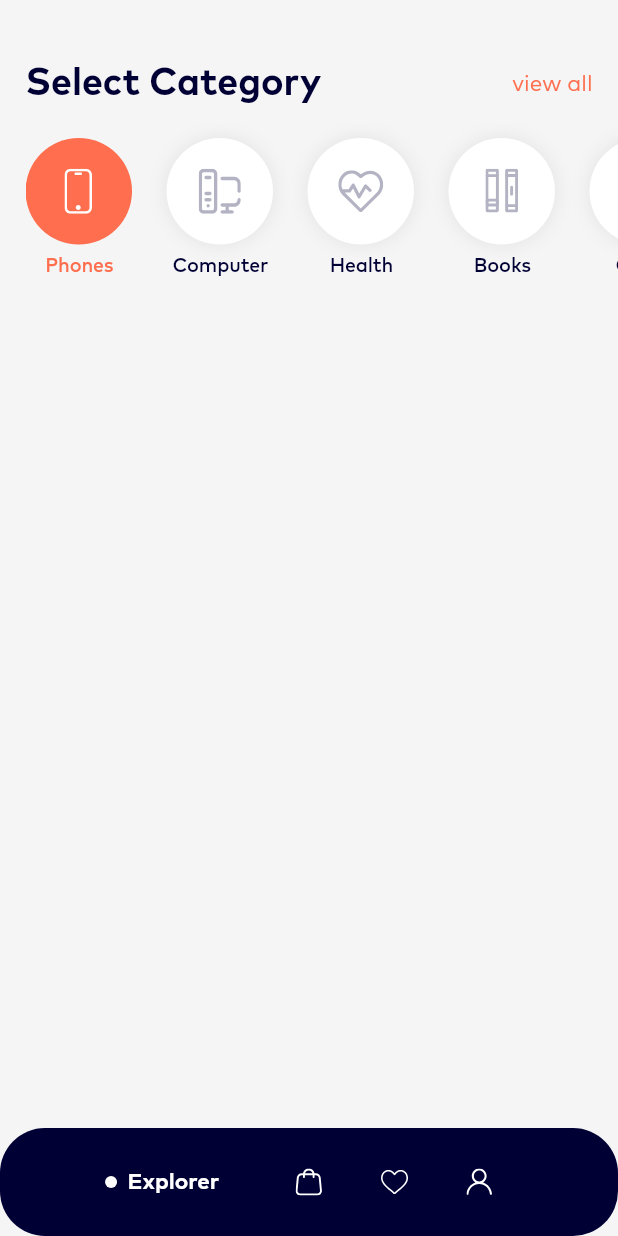
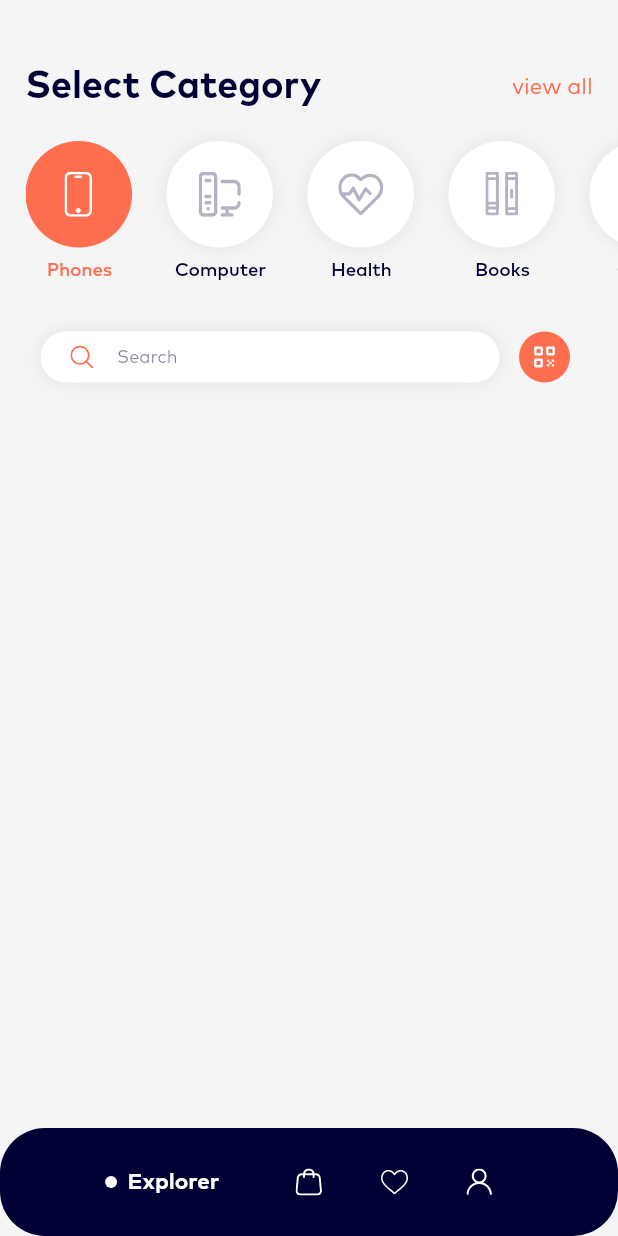
Before and after one commit to eugelin7/Ecommerce, a Flutter app: the screen it shows after launch, on a phone screen of 412 x 824 dp. Run offline on Flutter 3.47's test engine with Material 2 defaults, Android fonts, the phone set to English and light mode, and no system bars; our stand-ins replace flutter_svg; project files that could hold a hidden picture were left out.

Commit message:
Search section done

```diff
--- a/lib/ui/screens/main_screen.dart
+++ b/lib/ui/screens/main_screen.dart
@@ -1,6 +1,7 @@
 import 'package:ecommerce/ui/theme.dart';
 import 'package:ecommerce/ui/widgets/main_screen/bottom_nav_panel.dart';
 import 'package:ecommerce/ui/widgets/main_screen/categories_section.dart';
+import 'package:ecommerce/ui/widgets/main_screen/search_section.dart';
 import 'package:flutter/material.dart';
 
 class MainScreen extends StatelessWidget {
@@ -9,14 +10,17 @@ class MainScreen extends StatelessWidget {
   @override
   Widget build(BuildContext context) {
     return Scaffold(
+      resizeToAvoidBottomInset: false,
       body: Stack(
         children: [
           Container(
             color: const Color(0xFFF5F5F5),
             child: Column(
               children: const [
-                SizedBox(width: double.infinity, height: 40),
+                SizedBox(width: double.infinity, height: 42),
                 CategoriesSection(),
+                SizedBox(height: 22),
+                SearchSection(),
               ],
             ),
           ),
--- a/lib/ui/theme.dart
+++ b/lib/ui/theme.dart
@@ -7,3 +7,42 @@ abstract class ThemeColors {
   static const kSectionItemBackColor = Colors.white;
   static const kSectionItemIconColor = Color(0xFFB3B3C3);
 }
+
+const kSearchFieldBorderRadius = 30.0;
+const kSearchFieldFillColor = Colors.white;
+const kSearchFieldHintColor = Color(0x80010035);
+
+const kTextFieldDecoration = InputDecoration(
+  hintText: 'Search',
+  hintStyle: TextStyle(
+    color: kSearchFieldHintColor,
+    fontWeight: FontWeight.normal,
+    fontSize: 12,
+  ),
+  isDense: true,
+  contentPadding: EdgeInsets.symmetric(vertical: 9, horizontal: 12),
+  filled: true,
+  fillColor: kSearchFieldFillColor,
+  border: OutlineInputBorder(
+    borderSide: BorderSide(color: Colors.transparent),
+    borderRadius: BorderRadius.all(Radius.circular(kSearchFieldBorderRadius)),
+  ),
+  errorBorder: OutlineInputBorder(
+    borderSide: BorderSide(color: Colors.transparent),
+    borderRadius: BorderRadius.all(Radius.circular(kSearchFieldBorderRadius)),
+  ),
+  enabledBorder: OutlineInputBorder(
+    borderSide: BorderSide(color: Colors.transparent),
+    borderRadius: BorderRadius.all(Radius.circular(kSearchFieldBorderRadius)),
+  ),
+  focusedBorder: OutlineInputBorder(
+    borderSide: BorderSide(color: Colors.transparent),
+    borderRadius: BorderRadius.all(Radius.circular(kSearchFieldBorderRadius)),
+  ),
+);
+
+final kDefaultBoxShadow = BoxShadow(
+  color: Colors.black.withOpacity(0.08),
+  blurRadius: 10,
+  spreadRadius: 0,
+);
--- a/lib/ui/widgets/main_screen/bottom_nav_panel.dart
+++ b/lib/ui/widgets/main_screen/bottom_nav_panel.dart
@@ -1,5 +1,5 @@
 import 'package:ecommerce/ui/theme.dart';
-import 'package:ecommerce/ui/widgets/main_screen/icon_nav_button.dart';
+import 'package:ecommerce/ui/widgets/main_screen/nav_icon_button.dart';
 import 'package:flutter/material.dart';
 
 class BottomNavPanel extends StatelessWidget {
@@ -44,9 +44,9 @@ class BottomNavPanel extends StatelessWidget {
               ],
             ),
             const SizedBox(width: 12),
-            const IconNavButton(iconName: 'shop'),
-            const IconNavButton(iconName: 'favorites'),
-            const IconNavButton(iconName: 'user'),
+            const NavIconButton(iconName: 'shop'),
+            const NavIconButton(iconName: 'favorites'),
+            const NavIconButton(iconName: 'user'),
           ],
         ),
       ),
--- a/lib/ui/widgets/main_screen/category_item.dart
+++ b/lib/ui/widgets/main_screen/category_item.dart
@@ -35,14 +35,7 @@ class CategoryItem extends StatelessWidget {
                 borderRadius: const BorderRadius.all(
                   Radius.circular(size),
                 ),
-                boxShadow: [
-                  if (!isSelected)
-                    BoxShadow(
-                      color: Colors.black.withOpacity(0.08),
-                      blurRadius: 10,
-                      spreadRadius: 0,
-                    )
-                ],
+                boxShadow: [if (!isSelected) kDefaultBoxShadow],
               ),
               child: SvgPicture.asset(
                 'assets/icons/${item.name.toLowerCase()}.svg',
@@ -70,7 +63,7 @@ class CategoryItem extends StatelessWidget {
             )
           ],
         ),
-        const SizedBox(height: 6),
+        const SizedBox(height: 7),
         SizedBox(
           //color: Colors.transparent,
           width: size + 1,
@@ -81,8 +74,8 @@ class CategoryItem extends StatelessWidget {
               maxLines: 1,
               overflow: TextOverflow.ellipsis,
               style: TextStyle(
-                  fontSize: 13,
-                  letterSpacing: -0.1,
+                  fontSize: 12.5,
+                  letterSpacing: -0.15,
                   color: isSelected ? ThemeColors.kAccentColor : ThemeColors.kPrimaryTextColor,
                   fontWeight: FontWeight.w500),
             ),
--- a/lib/ui/widgets/main_screen/icon_nav_button.dart
+++ b/lib/ui/widgets/main_screen/nav_icon_button.dart
@@ -2,13 +2,13 @@ import 'package:ecommerce/ui/theme.dart';
 import 'package:flutter/material.dart';
 import 'package:flutter_svg/flutter_svg.dart';
 
-class IconNavButton extends StatelessWidget {
+class NavIconButton extends StatelessWidget {
   static const size = 44.0;
   static const iconSize = 18.0;
 
   final String iconName;
 
-  const IconNavButton({super.key, required this.iconName});
+  const NavIconButton({super.key, required this.iconName});
 
   @override
   Widget build(BuildContext context) {
--- /dev/null
+++ b/lib/ui/widgets/main_screen/search_icon_button.dart
@@ -0,0 +1,54 @@
+import 'package:ecommerce/ui/theme.dart';
+import 'package:flutter/material.dart';
+import 'package:flutter_svg/flutter_svg.dart';
+
+class SearchIconButton extends StatelessWidget {
+  static const tapSize = 44.0;
+  static const size = 34.0;
+  static const iconSize = 15.0;
+
+  final String iconName;
+
+  const SearchIconButton({super.key, required this.iconName});
+
+  @override
+  Widget build(BuildContext context) {
+    return Stack(
+      children: [
+        SizedBox(
+          width: tapSize,
+          height: tapSize,
+          child: Align(
+            child: Container(
+              alignment: Alignment.center,
+              width: size,
+              height: size,
+              decoration: const BoxDecoration(
+                color: ThemeColors.kAccentColor,
+                borderRadius: BorderRadius.all(Radius.circular(size)),
+              ),
+              child: SvgPicture.asset(
+                'assets/icons/$iconName.svg',
+                width: iconSize,
+                height: iconSize,
+                color: ThemeColors.kNavBarItemColor,
+              ),
+            ),
+          ),
+        ),
+        SizedBox(
+          width: tapSize,
+          height: tapSize,
+          child: Material(
+            color: Colors.transparent,
+            borderRadius: const BorderRadius.all(Radius.circular(size)),
+            child: InkWell(
+              borderRadius: const BorderRadius.all(Radius.circular(size)),
+              onTap: () {},
+            ),
+          ),
+        )
+      ],
+    );
+  }
+}
--- /dev/null
+++ b/lib/ui/widgets/main_screen/search_section.dart
@@ -0,0 +1,64 @@
+import 'package:ecommerce/ui/theme.dart';
+import 'package:ecommerce/ui/widgets/main_screen/search_icon_button.dart';
+import 'package:flutter/material.dart';
+import 'package:flutter_svg/flutter_svg.dart';
+
+class SearchSection extends StatelessWidget {
+  const SearchSection({super.key});
+
+  @override
+  Widget build(BuildContext context) {
+    return Padding(
+      padding: const EdgeInsets.symmetric(horizontal: 27),
+      child: Row(
+        children: [
+          Expanded(
+            child: Container(
+              decoration: BoxDecoration(
+                boxShadow: [kDefaultBoxShadow],
+                borderRadius: BorderRadius.circular(kSearchFieldBorderRadius),
+              ),
+              child: SizedBox(
+                height: 34,
+                child: TextField(
+                  cursorColor: ThemeColors.kPrimaryTextColor,
+                  cursorHeight: 17,
+                  decoration: kTextFieldDecoration.copyWith(
+                      prefixIcon: Padding(
+                    padding: const EdgeInsets.fromLTRB(20, 0, 16, 0),
+                    child: SvgPicture.asset(
+                      width: 15,
+                      height: 15,
+                      'assets/icons/search.svg',
+                      color: ThemeColors.kAccentColor,
+                    ),
+                  )
+                      // prefixIcon: Container(
+                      //   color: Colors.yellow,
+                      //   alignment: Alignment.center,
+                      //   child: SizedBox(
+                      //     width: 20,
+
+                      //     child: SvgPicture.asset(
+                      //       'assets/icons/search.svg',
+                      //       color: ThemeColors.kAccentColor,
+                      //     ),
+                      //   ),
+                      // ),
+                      ),
+                  style: TextStyle(
+                    fontSize: 15,
+                    fontWeight: FontWeight.bold,
+                    color: ThemeColors.kPrimaryTextColor,
+                  ),
+                ),
+              ),
+            ),
+          ),
+          const SizedBox(width: 8),
+          const SearchIconButton(iconName: 'search2')
+        ],
+      ),
+    );
+  }
+}
```
Also changed, not shown: assets/icons/search.svg (added), assets/icons/search2.svg (added).
